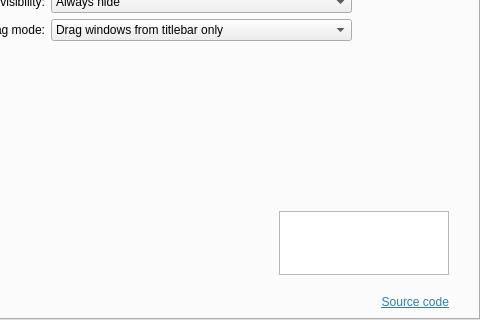
paulmcauley/klassy, file kstyle/config/ui/breezestyleconfig.ui: the form before one commit; both pictures show x 151 to 631 and y 200 to 520 of the 631 by 520 pixel window.
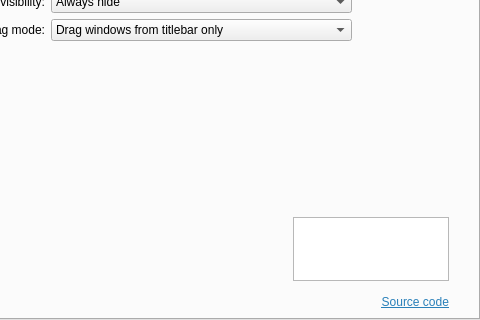
The form after the commit. Icons and pictures are not drawn.

Commit message: Rebrand to Klassy

Patch:
```diff
--- a/kstyle/config/ui/breezestyleconfig.ui
+++ b/kstyle/config/ui/breezestyleconfig.ui
@@ -41,6 +41,9 @@
       <layout class="QGridLayout" name="gridLayout">
        <item row="25" column="0" colspan="6">
         <layout class="QGridLayout" name="gridLayout_4">
+         <property name="spacing">
+          <number>0</number>
+         </property>
          <item row="1" column="2">
           <spacer name="horizontalSpacer_7">
            <property name="orientation">
@@ -67,13 +70,13 @@
            </property>
            <property name="minimumSize">
             <size>
-             <width>170</width>
+             <width>156</width>
              <height>64</height>
             </size>
            </property>
            <property name="maximumSize">
             <size>
-             <width>170</width>
+             <width>156</width>
              <height>64</height>
             </size>
            </property>
@@ -131,7 +134,7 @@
            <item>
             <widget class="QLabel" name="label_24">
              <property name="text">
-              <string>&lt;html&gt;&lt;head/&gt;&lt;body&gt;&lt;p&gt;&lt;a href=&quot;https://github.com/paulmcauley/classik&quot;&gt;&lt;span style=&quot; text-decoration: underline; color:#2980b9;&quot;&gt;Source code&lt;/span&gt;&lt;/a&gt;&lt;/p&gt;&lt;/body&gt;&lt;/html&gt;</string>
+              <string>&lt;html&gt;&lt;head/&gt;&lt;body&gt;&lt;p&gt;&lt;a href=&quot;https://github.com/paulmcauley/klassy&quot;&gt;&lt;span style=&quot; text-decoration: underline; color:#2980b9;&quot;&gt;Source code&lt;/span&gt;&lt;/a&gt;&lt;/p&gt;&lt;/body&gt;&lt;/html&gt;</string>
              </property>
              <property name="alignment">
               <set>Qt::AlignmentFlag::AlignRight|Qt::AlignmentFlag::AlignTrailing|Qt::AlignmentFlag::AlignVCenter</set>
```
Left out of the diff: 4 changed lines with no effect on the pictures. The commit also changes 49 other files.
